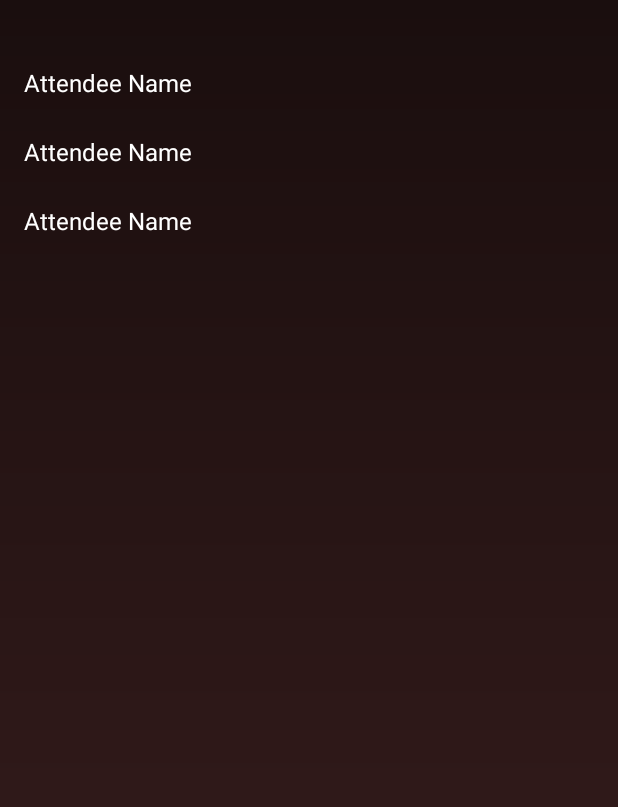
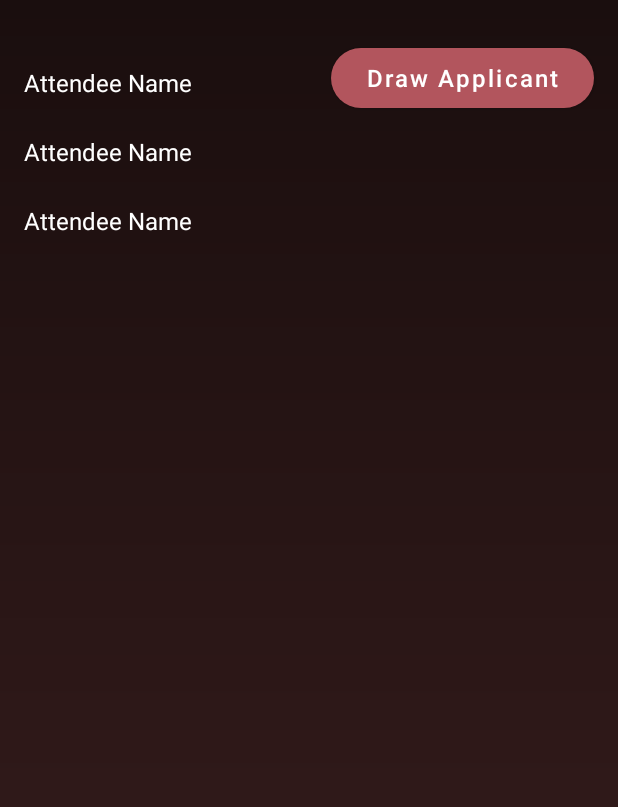
Before and after one commit to CMPUT301F25treees/treees-rootss, an Android app: the layout fragment_o_event_waitlist.xml on its own in the app's theme, with its tools: preview values and no code run, on a phone screen of 412 x 824 dp. Shown: the top 807 px of the screen. Run offline under Robolectric (Android 15) with nearby library versions, the phone set to English and light mode, and no system bars.

Commit message:
Completed US 02.05.03 and US 01.05.01

```diff
--- a/app/src/main/java/com/example/myapplication/features/organizer/OFinalListAdapter.java
+++ b/app/src/main/java/com/example/myapplication/features/organizer/OEventWaitlistAdapter.java
@@ -13,7 +13,7 @@ import com.example.myapplication.R;
 import java.util.ArrayList;
 import java.util.List;
 
-public class OFinalListAdapter extends RecyclerView.Adapter<OFinalListAdapter.NameVH> {
+public class OEventWaitlistAdapter extends RecyclerView.Adapter<OEventWaitlistAdapter.NameVH> {
 
     private final List<String> names = new ArrayList<>();
 
@@ -27,7 +27,7 @@ public class OFinalListAdapter extends RecyclerView.Adapter<OFinalListAdapter.Na
     @NonNull
     @Override
     public NameVH onCreateViewHolder(ViewGroup parent, int viewType) {
-        View view = LayoutInflater.from(parent.getContext()).inflate(R.layout.item_finallist_name, parent, false);
+        View view = LayoutInflater.from(parent.getContext()).inflate(R.layout.item_waitlist_name, parent, false);
         return new NameVH(view);
     }
 
--- a/app/src/main/res/layout/fragment_o_event_finallist.xml
+++ b/app/src/main/res/layout/fragment_o_event_waitlist.xml
@@ -17,7 +17,7 @@
         app:layout_constraintEnd_toEndOf="parent"
         app:layout_constraintStart_toStartOf="parent"
         app:layout_constraintTop_toTopOf="parent"
-        tools:listitem="@layout/item_finallist_name" />
+        tools:listitem="@layout/item_waitlist_name" />
 
     <TextView
         android:id="@+id/emptyState"
@@ -32,4 +32,30 @@
         app:layout_constraintStart_toStartOf="parent"
         app:layout_constraintEnd_toEndOf="parent" />
 
+    <com.google.android.material.button.MaterialButton
+        android:id="@+id/btnDraw"
+        style="@style/Widget.MaterialComponents.Button"
+        android:layout_width="wrap_content"
+        android:layout_height="@dimen/profile_role_button_height"
+        android:layout_marginTop="32dp"
+        android:layout_marginEnd="16dp"
+        android:gravity="center"
+        android:insetLeft="0dp"
+        android:insetTop="0dp"
+        android:insetRight="0dp"
+        android:insetBottom="0dp"
+        android:minWidth="0dp"
+        android:minHeight="0dp"
+        android:paddingStart="24dp"
+        android:paddingEnd="24dp"
+        android:text="Draw Applicant"
+        android:textAllCaps="false"
+        android:textColor="@android:color/white"
+        android:textSize="16sp"
+        app:backgroundTint="@color/profile_role_rouge"
+        app:cornerRadius="24dp"
+        app:layout_constraintEnd_toEndOf="parent"
+        app:layout_constraintTop_toTopOf="parent" />
+
+
 </androidx.constraintlayout.widget.ConstraintLayout>
--- a/app/src/main/res/navigation/mobile_navigation.xml
+++ b/app/src/main/res/navigation/mobile_navigation.xml
@@ -138,7 +138,7 @@
     <fragment
         android:id="@+id/navigation_organizer_waitlist"
         android:name="com.example.myapplication.features.organizer.OEventWaitlistFrag"
-        tools:layout="@layout/fragment_o_event_finallist">
+        tools:layout="@layout/fragment_o_event_waitlist">
         <argument
             android:name="eventId"
             app:argType="string" />
```
Also changed, not shown: app/src/main/java/com/example/myapplication/features/organizer/OEventWaitlistFrag.java (+170 -46 lines), app/src/main/res/layout/item_waitlist_name.xml (renamed from app/src/main/res/layout/item_finallist_name.xml).
